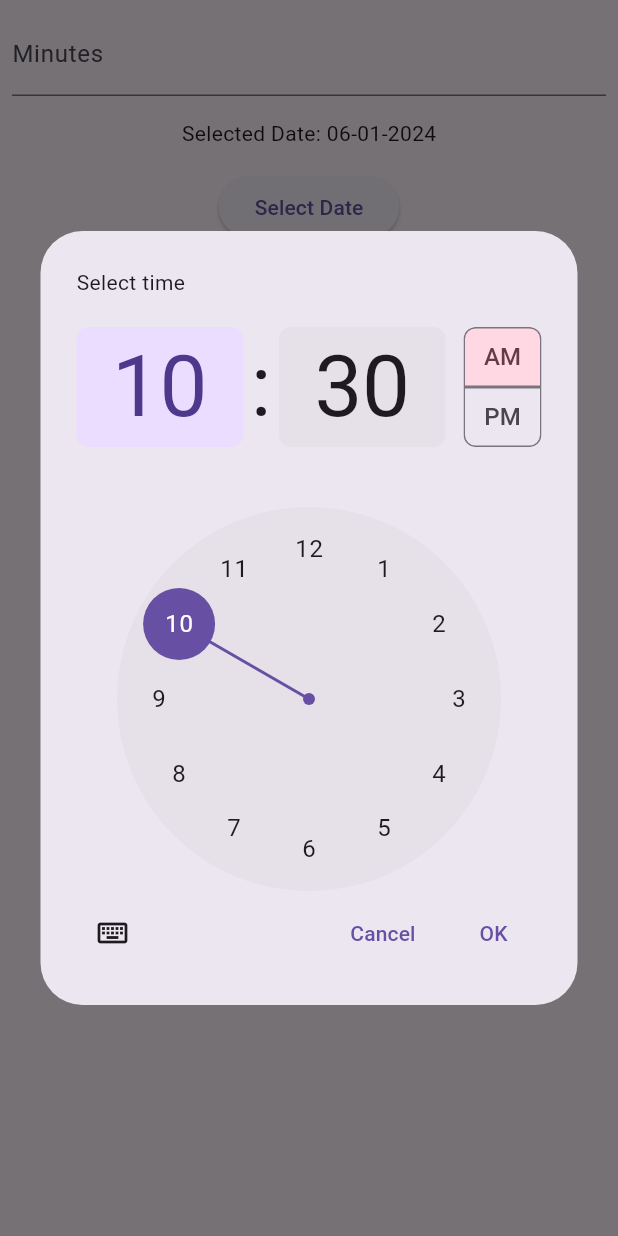
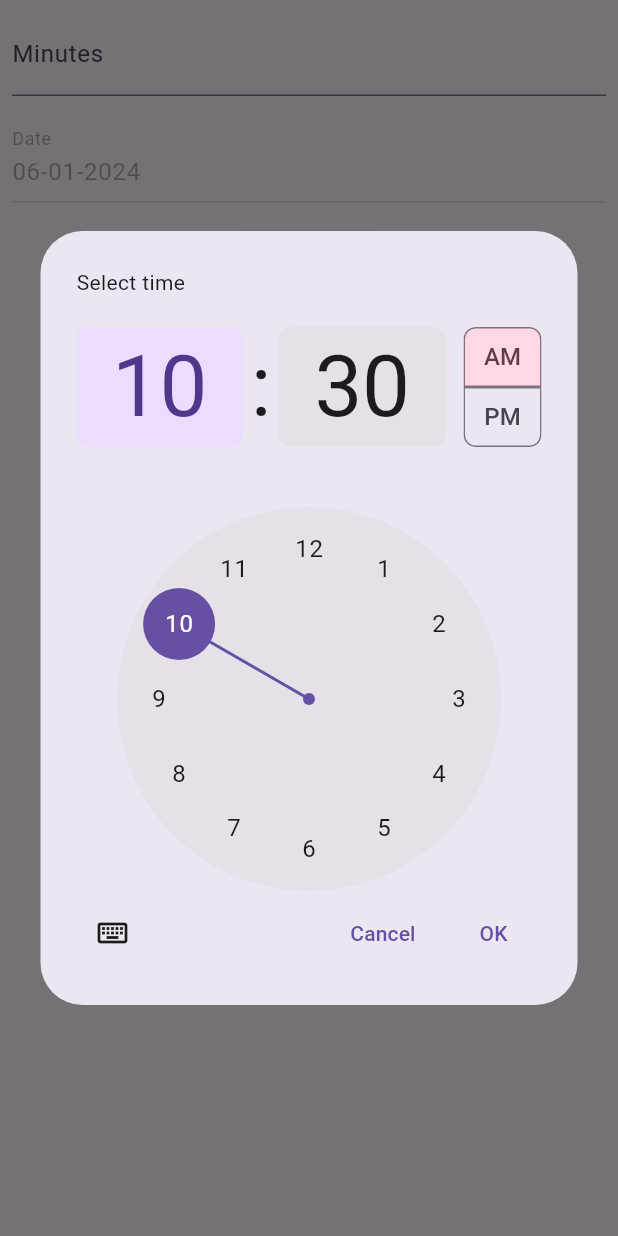
Before and after one commit to adityadelhi/reminder_application, a Flutter app: the TimerForm widget shown alone on an empty page, opened directly with empty values, after a tap on "Select End Time", on a phone screen of 412 x 824 dp. Run offline on Flutter 3.47's test engine with Material 3 defaults, Android fonts, the phone set to English and light mode, and no system bars; our stand-ins replace flutter_local_notifications.

Commit message:
Refactor TimerForm to improve date and time selection

```diff
--- a/lib/timer_form.dart
+++ b/lib/timer_form.dart
@@ -2,7 +2,7 @@ import 'package:flutter/material.dart';
 import 'package:intl/intl.dart';
 
 class TimerForm extends StatefulWidget {
-  final Function(int, DateTime, DateTime) onSubmit; // Modify this line
+  final Function(int, DateTime, DateTime) onSubmit;
 
   TimerForm({required this.onSubmit});
 
@@ -12,10 +12,11 @@ class TimerForm extends StatefulWidget {
 
 class _TimerFormState extends State<TimerForm> {
   TimeOfDay _selectedStartTime = TimeOfDay.now();
+  DateTime _selectedDate = DateTime.now();
   TimeOfDay _selectedEndTime = TimeOfDay.now();
   final _formKey = GlobalKey<FormState>();
   final _minutesController = TextEditingController();
-  DateTime _selectedDate = DateTime.now(); // Define _selectedDate
+  final _dateController = TextEditingController(text: DateFormat('dd-MM-yyyy').format(DateTime.now()));
 
   void _submit() {
     if (_formKey.currentState!.validate()) {
@@ -39,6 +40,38 @@ class _TimerFormState extends State<TimerForm> {
     }
   }
 
+  void _selectDate() async {
+    DateTime? pickedDate = await showDatePicker(
+      context: context,
+      initialDate: _selectedDate,
+      firstDate: DateTime.now(),
+      lastDate: DateTime(2101),
+    );
+
+    if (pickedDate != null && pickedDate != _selectedDate) {
+      setState(() {
+        _selectedDate = pickedDate;
+        _dateController.text = DateFormat('dd-MM-yyyy').format(_selectedDate);
+      });
+    }
+  }
+
+  void _selectTime(bool isStartTime) async {
+    TimeOfDay? pickedTime = await showTimePicker(
+      context: context,
+      initialTime: isStartTime ? _selectedStartTime : _selectedEndTime,
+    );
+
+    if (pickedTime != null && (isStartTime ? pickedTime != _selectedStartTime : pickedTime != _selectedEndTime)) {
+      setState(() {
+        if (isStartTime) {
+          _selectedStartTime = pickedTime;
+        } else {
+          _selectedEndTime = pickedTime;
+        }
+      });
+    }
+  }
 
   @override
   Widget build(BuildContext context) {
@@ -61,65 +94,24 @@ class _TimerFormState extends State<TimerForm> {
                 },
               ),
               const SizedBox(height: 15.0),
-              // Display selected date
-              Text('Selected Date: ${DateFormat('dd-MM-yyyy').format(_selectedDate)}'),
+              TextFormField(
+                controller: _dateController,
+                enabled: false,
+                decoration: const InputDecoration(labelText: 'Date'),
+              ),
               const SizedBox(height: 15.0),
-              // Date picker
               ElevatedButton(
-                onPressed: () async {
-                  DateTime? pickedDate = await showDatePicker(
-                    context: context,
-                    initialDate: _selectedDate,
-                    firstDate: DateTime.now(),
-                    lastDate: DateTime(2101),
-                  );
-
-                  if (pickedDate != null && pickedDate != _selectedDate) {
-                    setState(() {
-                      _selectedDate = pickedDate;
-                    });
-                  }
-                },
+                onPressed: _selectDate,
                 child: const Text('Select Date'),
               ),
               const SizedBox(height: 15.0),
-              // Display selected start time
-              Text('Selected Start Time: ${_selectedStartTime.format(context)}'),
-              const SizedBox(height: 15.0),
-              // Start time picker
               ElevatedButton(
-                onPressed: () async {
-                  TimeOfDay? pickedTime = await showTimePicker(
-                    context: context,
-                    initialTime: _selectedStartTime,
-                  );
-
-                  if (pickedTime != null && pickedTime != _selectedStartTime) {
-                    setState(() {
-                      _selectedStartTime = pickedTime;
-                    });
-                  }
-                },
+                onPressed: () => _selectTime(true),
                 child: const Text('Select Start Time'),
               ),
               const SizedBox(height: 15.0),
-              // Display selected end time
-              Text('Selected End Time: ${_selectedEndTime.format(context)}'),
-              const SizedBox(height: 15.0),
-              // End time picker
               ElevatedButton(
-                onPressed: () async {
-                  TimeOfDay? pickedTime = await showTimePicker(
-                    context: context,
-                    initialTime: _selectedEndTime,
-                  );
-
-                  if (pickedTime != null && pickedTime != _selectedEndTime) {
-                    setState(() {
-                      _selectedEndTime = pickedTime;
-                    });
-                  }
-                },
+                onPressed: () => _selectTime(false),
                 child: const Text('Select End Time'),
               ),
               const SizedBox(height: 15.0),
```
Lines whose indentation alone changed are shown as unchanged.
